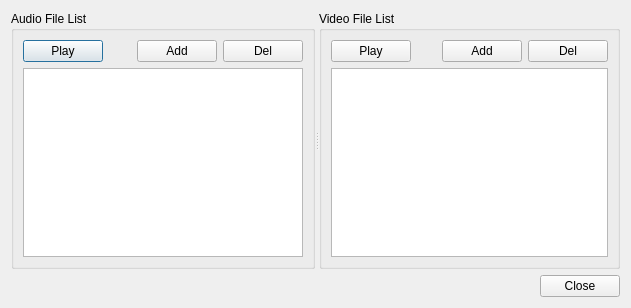
Old version of the form kvmrt2_media_editor/contentsPool.ui in the repository gyongchae/MediaEditor.
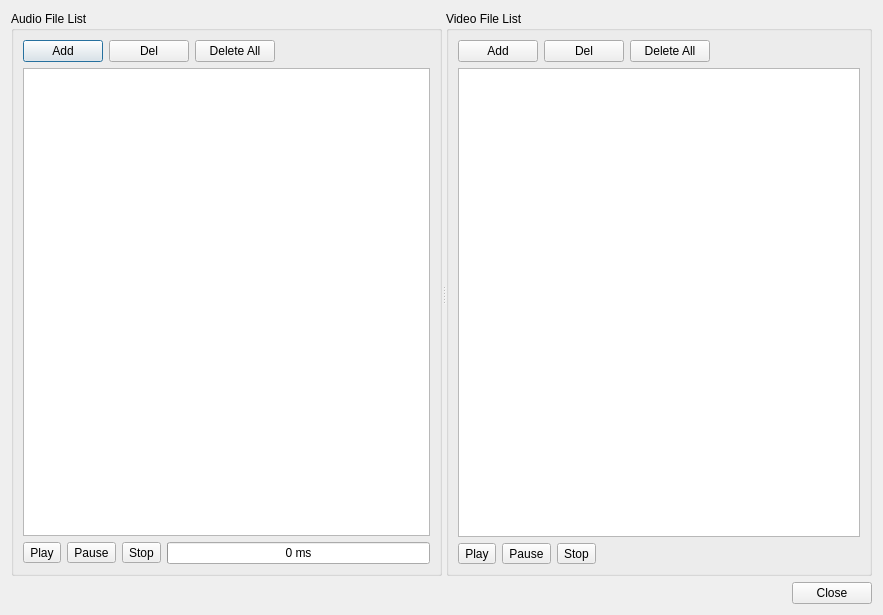
New version of the form.

Commit message: table automation, audio play

Diff of the .ui file:
```diff
--- a/kvmrt2_media_editor/contentsPool.ui
+++ b/kvmrt2_media_editor/contentsPool.ui
@@ -6,8 +6,8 @@
    <rect>
     <x>0</x>
     <y>0</y>
-    <width>631</width>
-    <height>308</height>
+    <width>883</width>
+    <height>615</height>
    </rect>
   </property>
   <property name="windowTitle">
@@ -25,31 +25,9 @@
         <property name="title">
          <string>Audio File List</string>
         </property>
-        <layout class="QGridLayout" name="gridLayout">
-         <item row="0" column="0">
-          <layout class="QVBoxLayout" name="verticalLayout_2" stretch="0,1">
+        <layout class="QVBoxLayout" name="verticalLayout_2" stretch="0,1,0">
            <item>
             <layout class="QHBoxLayout" name="horizontalLayout">
-             <item>
-              <widget class="QPushButton" name="btnPlayAudio">
-               <property name="text">
-                <string>Play</string>
-               </property>
-              </widget>
-             </item>
-             <item>
-              <spacer name="horizontalSpacer">
-               <property name="orientation">
-                <enum>Qt::Horizontal</enum>
-               </property>
-               <property name="sizeHint" stdset="0">
-                <size>
-                 <width>40</width>
-                 <height>20</height>
-                </size>
-               </property>
-              </spacer>
-             </item>
              <item>
               <widget class="QPushButton" name="btnAddAudio">
                <property name="text">
@@ -64,11 +42,85 @@
                </property>
               </widget>
              </item>
+           <item>
+            <widget class="QPushButton" name="btnDelAllAudio">
+             <property name="text">
+              <string>Delete All</string>
+             </property>
+            </widget>
+           </item>
+           <item>
+            <spacer name="horizontalSpacer">
+             <property name="orientation">
+              <enum>Qt::Horizontal</enum>
+             </property>
+             <property name="sizeHint" stdset="0">
+              <size>
+               <width>40</width>
+               <height>20</height>
+              </size>
+             </property>
+            </spacer>
+           </item>
             </layout>
            </item>
            <item>
             <widget class="QTableView" name="m_tblAudioFilePool"/>
            </item>
+         <item>
+          <layout class="QHBoxLayout" name="horizontalLayout_4" stretch="0,0,0,0">
+           <item>
+            <widget class="QToolButton" name="btnPlayAudio">
+             <property name="text">
+              <string>Play</string>
+             </property>
+            </widget>
+           </item>
+           <item>
+            <widget class="QToolButton" name="btnPauseAudio">
+             <property name="text">
+              <string>Pause</string>
+             </property>
+            </widget>
+           </item>
+           <item>
+            <widget class="QToolButton" name="btnStopAudio">
+             <property name="text">
+              <string>Stop</string>
+             </property>
+            </widget>
+           </item>
+           <item>
+            <widget class="QProgressBar" name="progBarAudio">
+             <property name="sizePolicy">
+              <sizepolicy hsizetype="Preferred" vsizetype="Fixed">
+               <horstretch>0</horstretch>
+               <verstretch>0</verstretch>
+              </sizepolicy>
+             </property>
+             <property name="maximum">
+              <number>100</number>
+             </property>
+             <property name="value">
+              <number>0</number>
+             </property>
+             <property name="textVisible">
+              <bool>true</bool>
+             </property>
+             <property name="orientation">
+              <enum>Qt::Horizontal</enum>
+             </property>
+             <property name="invertedAppearance">
+              <bool>false</bool>
+             </property>
+             <property name="textDirection">
+              <enum>QProgressBar::TopToBottom</enum>
+             </property>
+             <property name="format">
+              <string>%v ms</string>
+             </property>
+            </widget>
+           </item>
           </layout>
          </item>
         </layout>
@@ -77,15 +129,27 @@
         <property name="title">
          <string>Video File List</string>
         </property>
-        <layout class="QGridLayout" name="gridLayout_2">
-         <item row="0" column="0">
-          <layout class="QVBoxLayout" name="verticalLayout" stretch="0,1">
+        <layout class="QVBoxLayout" name="verticalLayout" stretch="0,1,0">
            <item>
             <layout class="QHBoxLayout" name="horizontalLayout_2">
              <item>
-              <widget class="QPushButton" name="btnPlayVideo">
+            <widget class="QPushButton" name="btnAddVideo">
                <property name="text">
-                <string>Play</string>
+              <string>Add</string>
+             </property>
+            </widget>
+           </item>
+           <item>
+            <widget class="QPushButton" name="btnDelVideo">
+             <property name="text">
+              <string>Del</string>
+             </property>
+            </widget>
+           </item>
+           <item>
+            <widget class="QPushButton" name="btnDelAllVideo">
+             <property name="text">
+              <string>Delete All</string>
                </property>
               </widget>
              </item>
@@ -102,24 +166,46 @@
                </property>
               </spacer>
              </item>
-             <item>
-              <widget class="QPushButton" name="btnAddVideo">
-               <property name="text">
-                <string>Add</string>
-               </property>
-              </widget>
-             </item>
-             <item>
-              <widget class="QPushButton" name="btnDelVideo">
-               <property name="text">
-                <string>Del</string>
-               </property>
-              </widget>
-             </item>
             </layout>
            </item>
            <item>
             <widget class="QTableView" name="m_tblVideoFilePool"/>
+         </item>
+         <item>
+          <layout class="QHBoxLayout" name="horizontalLayout_5">
+           <item>
+            <widget class="QToolButton" name="btnPlayVideo">
+             <property name="text">
+              <string>Play</string>
+             </property>
+            </widget>
+           </item>
+           <item>
+            <widget class="QToolButton" name="btnPauseVideo">
+             <property name="text">
+              <string>Pause</string>
+             </property>
+            </widget>
+           </item>
+           <item>
+            <widget class="QToolButton" name="btnStopVideo">
+             <property name="text">
+              <string>Stop</string>
+             </property>
+            </widget>
+           </item>
+           <item>
+            <spacer name="horizontalSpacer_4">
+             <property name="orientation">
+              <enum>Qt::Horizontal</enum>
+             </property>
+             <property name="sizeHint" stdset="0">
+              <size>
+               <width>34</width>
+               <height>20</height>
+              </size>
+             </property>
+            </spacer>
            </item>
           </layout>
          </item>
```
Lines whose indentation alone changed are shown as unchanged. The commit also changes 9 other files.
